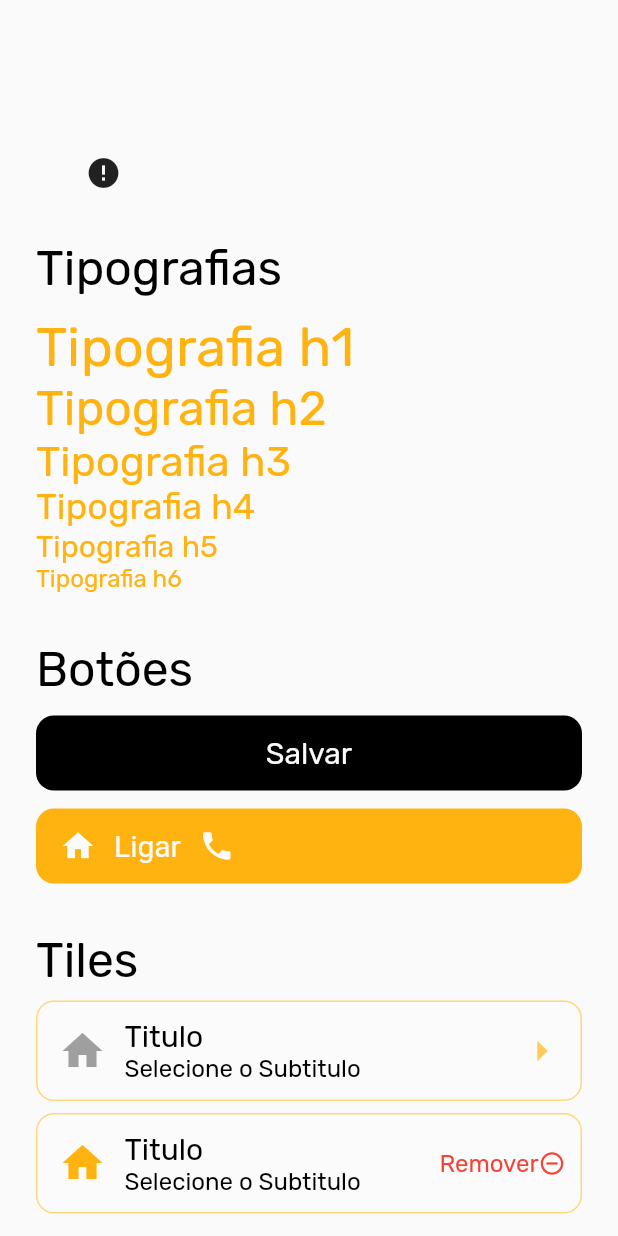
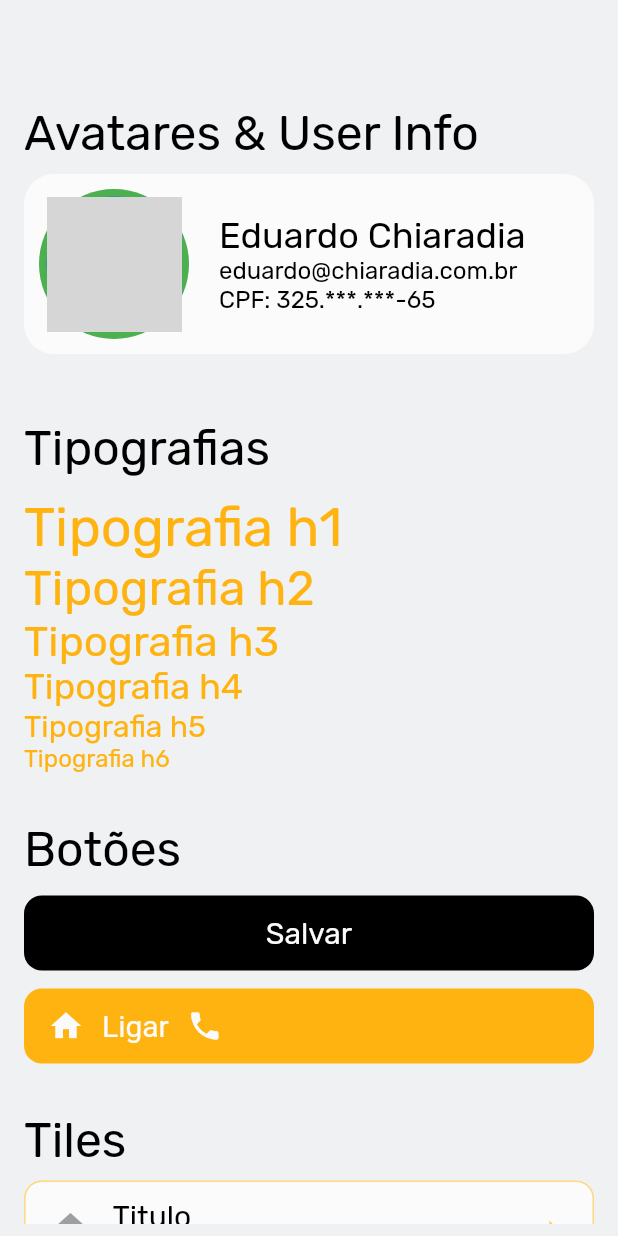
Before and after one commit to dchiaradia/flutter-widgets, a Flutter app: the screen it shows after launch, on a phone screen of 412 x 824 dp. Run offline on Flutter 3.47's test engine with Material 2 defaults, Android fonts, the phone set to English and light mode, and no system bars; drawn by our look-alikes of cached_network_image; our stand-ins replace badges, equatable, hexcolor, mask_text_input_formatter, validators; missing offline and left inert: cpf_cnpj_validator; network calls fail; Roboto replaces fonts that are missing (Verdana); grey boxes are pictures that could not be loaded.

Commit message:
no message

```diff
--- a/example/lib/home.dart
+++ b/example/lib/home.dart
@@ -1,3 +1,4 @@
+import 'package:example/widgets_samples/lst_avatars.dart';
 import 'package:example/widgets_samples/lst_buttons.dart';
 import 'package:example/widgets_samples/lst_inputs.dart';
 import 'package:example/widgets_samples/lst_texts.dart';
@@ -16,18 +17,17 @@ class _MyWidgetsHomePageState extends State<MyWidgetsHomePage> {
   @override
   Widget build(BuildContext context) {
     return Scaffold(
+      backgroundColor: MyColors().softGrayColor,
       body: Padding(
         padding: const EdgeInsets.all(8.0),
         child: ListView(
           padding: const EdgeInsets.symmetric(
-            horizontal: 16,
+            horizontal: 8,
             vertical: 30,
           ),
           children: [
             MySpace.vertical(32),
-            const MyAvatar(
-                size: 90,
-                avatar: 'https://avatars.githubusercontent.com/u/11356452?v=4'),
+            ...lstOfAvatars,
             MyText.h2(
               text: 'Tipografias',
               color: MyColors().black,
--- /dev/null
+++ b/example/lib/widgets_samples/lst_avatars.dart
@@ -0,0 +1,35 @@
+import 'package:flutter/material.dart';
+import 'package:my_widgets/my_widgets.dart';
+
+List<Widget> get lstOfAvatars => [
+      MyText.h2(
+        text: 'Avatares & User Info',
+        color: MyColors().black,
+      ),
+      MySpace.vertical(8),
+      MyAvatar(
+        size: 50,
+        avatar: 'https://avatars.githubusercontent.com/u/11356452?v=4',
+        borderSize: 5,
+        borderColor: MyColors().confirm,
+        hasBadges: true,
+        badgedColor: MyColors().info,
+        badgedLeft: 25,
+        badgedTop: 60,
+        badgedWidget: MyText.h6(
+          text: 'New',
+          color: MyColors().white,
+        ),
+      ).userTile(
+        firstLine: MyText.h4(text: 'Eduardo Chiaradia'),
+        secondLine: MyText.h6(text: 'eduardo@chiaradia.com.br'),
+        thirdLine: MyText.h6(text: 'CPF: 325.***.***-65'),
+        backgroundColor: MyColors().white,
+      ),
+      MySpace.vertical(12),
+      // MyAvatar(
+      //     size: 50,
+      //     hasBadges: false,
+      //     avatar: 'https://avatars.githubusercontent.com/u/11356452?v=4'),
+      MySpace.vertical(32),
+    ];
--- a/example/pubspec.yaml
+++ b/example/pubspec.yaml
@@ -36,6 +36,7 @@ dependencies:
   cupertino_icons: ^1.0.2
   my_widgets:
     path: ../
+  badges: ^2.0.3
 
 dev_dependencies:
   flutter_test:
--- a/pubspec.yaml
+++ b/pubspec.yaml
@@ -8,6 +8,7 @@ environment:
   flutter: ">=1.17.0"
 
 dependencies:
+  badges: ^2.0.3
   cached_network_image: ^3.2.1
   cpf_cnpj_validator: ^2.0.0
   date_format: ^2.0.7
```
Also changed, not shown: lib/src/widgets/myAvatar/my_avatar.dart (+91 -26 lines), example/pubspec.lock, pubspec.lock.
